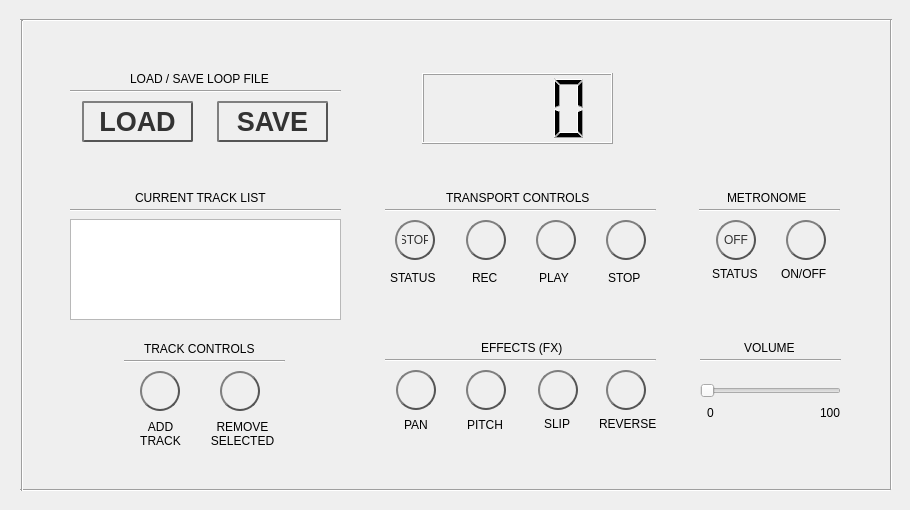
This is audnauseum/gui/looper.ui in AudNauseum/AudNauseum as Qt 5 draws it before an edit. The edited form follows.
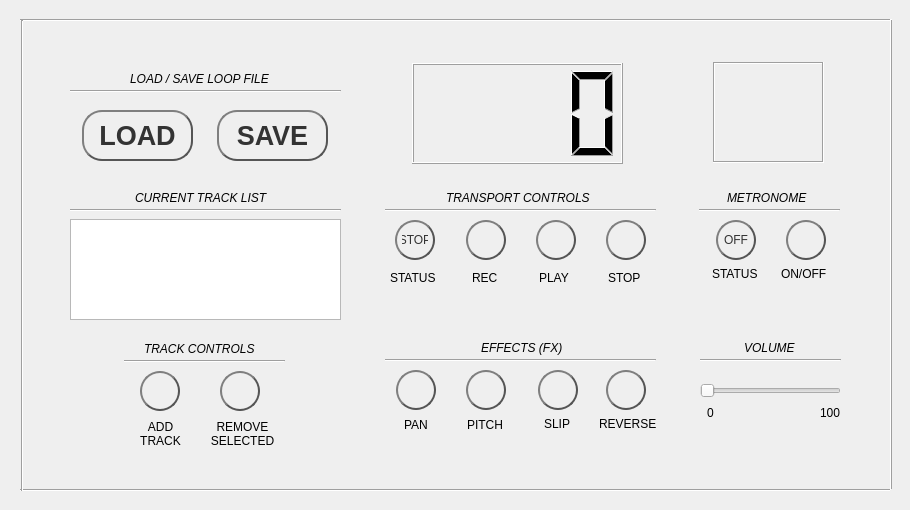
This is the edited form. Icons and pictures are not drawn.

Commit message: added icon with name to gui, rounded corners on load and save buttons

What changed in the file:
```diff
--- a/audnauseum/gui/looper.ui
+++ b/audnauseum/gui/looper.ui
@@ -16,10 +16,10 @@
   <widget class="QLCDNumber" name="lcdNumber">
    <property name="geometry">
     <rect>
-     <x>422</x>
-     <y>73</y>
-     <width>191</width>
-     <height>71</height>
+     <x>412</x>
+     <y>63</y>
+     <width>211</width>
+     <height>101</height>
     </rect>
    </property>
    <property name="frameShape">
@@ -658,6 +658,11 @@
      <height>16</height>
     </rect>
    </property>
+   <property name="font">
+    <font>
+     <italic>true</italic>
+    </font>
+   </property>
    <property name="text">
     <string>TRANSPORT CONTROLS</string>
    </property>
@@ -671,6 +676,11 @@
      <height>16</height>
     </rect>
    </property>
+   <property name="font">
+    <font>
+     <italic>true</italic>
+    </font>
+   </property>
    <property name="text">
     <string>EFFECTS (FX)</string>
    </property>
@@ -815,6 +825,11 @@
      <height>16</height>
     </rect>
    </property>
+   <property name="font">
+    <font>
+     <italic>true</italic>
+    </font>
+   </property>
    <property name="text">
     <string>METRONOME</string>
    </property>
@@ -854,6 +869,9 @@
      <height>471</height>
     </rect>
    </property>
+   <property name="frameShadow">
+    <enum>QFrame::Raised</enum>
+   </property>
    <property name="orientation">
     <enum>Qt::Vertical</enum>
    </property>
@@ -958,6 +976,11 @@
      <height>16</height>
     </rect>
    </property>
+   <property name="font">
+    <font>
+     <italic>true</italic>
+    </font>
+   </property>
    <property name="text">
     <string>CURRENT TRACK LIST</string>
    </property>
@@ -984,6 +1007,11 @@
      <height>16</height>
     </rect>
    </property>
+   <property name="font">
+    <font>
+     <italic>true</italic>
+    </font>
+   </property>
    <property name="text">
     <string>LOAD / SAVE LOOP FILE</string>
    </property>
@@ -992,9 +1020,9 @@
    <property name="geometry">
     <rect>
      <x>217</x>
-     <y>101</y>
+     <y>110</y>
      <width>111</width>
-     <height>41</height>
+     <height>51</height>
     </rect>
    </property>
    <property name="minimumSize">
@@ -1017,7 +1045,7 @@
     <string notr="true">QPushButton {
     color: #333;
     border: 2px solid #555;
-    border-radius: 2px;
+    border-radius: 20px;
     border-style: outset;
     background: qradialgradient(
         cx: 0.3, cy: -0.4, fx: 0.3, fy: -0.4,
@@ -1065,9 +1093,9 @@
    <property name="geometry">
     <rect>
      <x>82</x>
-     <y>101</y>
+     <y>110</y>
      <width>111</width>
-     <height>41</height>
+     <height>51</height>
     </rect>
    </property>
    <property name="minimumSize">
@@ -1090,7 +1118,7 @@
     <string notr="true">QPushButton {
     color: #333;
     border: 2px solid #555;
-    border-radius: 2px;
+    border-radius: 20px;
     border-style: outset;
     background: qradialgradient(
         cx: 0.3, cy: -0.4, fx: 0.3, fy: -0.4,
@@ -1143,6 +1171,11 @@
      <height>16</height>
     </rect>
    </property>
+   <property name="font">
+    <font>
+     <italic>true</italic>
+    </font>
+   </property>
    <property name="text">
     <string>TRACK CONTROLS</string>
    </property>
@@ -1185,6 +1218,11 @@
      <height>16</height>
     </rect>
    </property>
+   <property name="font">
+    <font>
+     <italic>true</italic>
+    </font>
+   </property>
    <property name="text">
     <string>VOLUME</string>
    </property>
@@ -1228,6 +1266,42 @@
     <string>100</string>
    </property>
   </widget>
+  <widget class="QLabel" name="label_11">
+   <property name="geometry">
+    <rect>
+     <x>713</x>
+     <y>62</y>
+     <width>111</width>
+     <height>101</height>
+    </rect>
+   </property>
+   <property name="font">
+    <font>
+     <kerning>true</kerning>
+    </font>
+   </property>
+   <property name="styleSheet">
+    <string notr="true"/>
+   </property>
+   <property name="frameShape">
+    <enum>QFrame::Box</enum>
+   </property>
+   <property name="frameShadow">
+    <enum>QFrame::Sunken</enum>
+   </property>
+   <property name="lineWidth">
+    <number>1</number>
+   </property>
+   <property name="text">
+    <string/>
+   </property>
+   <property name="pixmap">
+    <pixmap>../../resources/icon/icon_with_name.png</pixmap>
+   </property>
+   <property name="scaledContents">
+    <bool>true</bool>
+   </property>
+  </widget>
  </widget>
  <resources/>
  <connections/>
```
Left out of the diff: 7 changed lines with no effect on the pictures. The commit also changes 1 other file.
